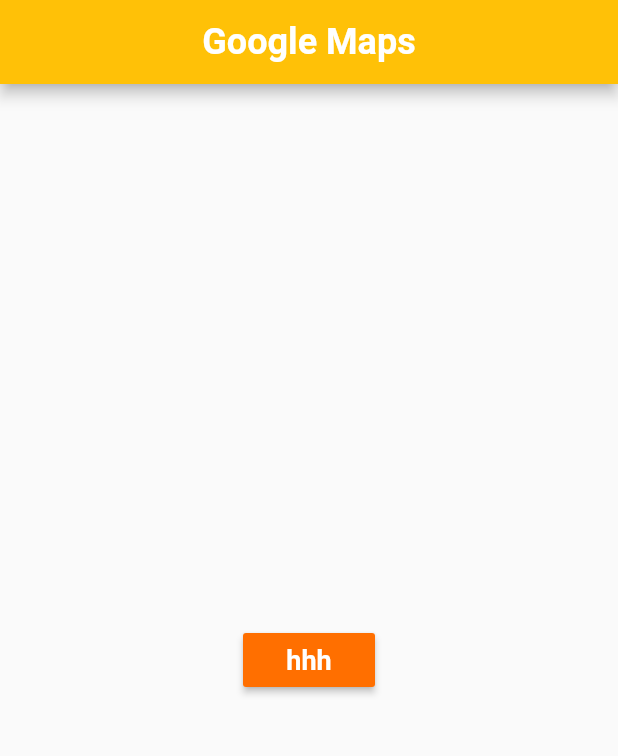
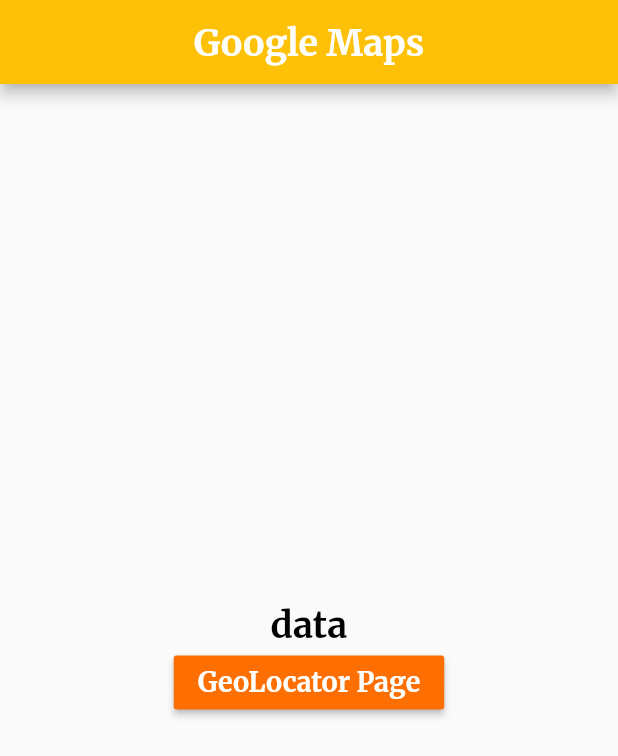
Before and after one commit to Hossamkarwya/myProject, a Flutter app: the screen it shows after launch, on a phone screen of 412 x 824 dp. Shown: the top 756 px of the screen. Run offline on Flutter 3.47's test engine with Material 2 defaults, Android fonts, the phone set to English and light mode, and no system bars; our stand-ins replace geolocator.

Commit message:
insert fonts,Awesome,updata geolocator page

```diff
--- a/map_test/lib/homePage.dart
+++ b/map_test/lib/homePage.dart
@@ -11,6 +11,8 @@ class HomePage extends StatefulWidget {
 }
 
 class _HomePageState extends State<HomePage> {
+
+
   @override
   Widget build(BuildContext context) {
     return  Scaffold(
@@ -20,10 +22,14 @@ class _HomePageState extends State<HomePage> {
           mainAxisAlignment: MainAxisAlignment.center,
           crossAxisAlignment: CrossAxisAlignment.center,
           children: [
+            Text('data',
+            style: Theme.of(context).textTheme.bodyText1,
+            ),
             MaterialButton(onPressed: () {
-
+              Navigator.of(context).pushNamed('/geolocator');
+            },
             // ignore: sort_child_properties_last
-            }, child: Text('hhh',
+            child: Text('GeoLocator Page',
             style: Theme.of(context).textTheme.button,
             ),
             color: Theme.of(context).buttonColor,
--- a/map_test/lib/main.dart
+++ b/map_test/lib/main.dart
@@ -1,6 +1,7 @@
 // ignore_for_file: prefer_const_constructors, duplicate_ignore, deprecated_member_use
 
 import 'package:flutter/material.dart';
+import 'package:map_test/geoLocator.dart';
 
 import 'homePage.dart';
 
@@ -18,17 +19,24 @@ class MyApp extends StatelessWidget {
       theme: ThemeData(
         // ignore: prefer_const_constructors
         appBarTheme: AppBarTheme(
-          titleTextStyle: TextStyle(color: Colors.white,fontSize: 24,fontWeight: FontWeight.bold),
+          titleTextStyle: TextStyle(color: Colors.white,fontSize: 24,fontWeight: FontWeight.bold,fontFamily: 'Merriweather'),
           centerTitle: true,
+          iconTheme: IconThemeData(color: Colors.white),
           ),
+          fontFamily: 'Merriweather',
       primarySwatch: Colors.amber,
       primaryColor: Colors.red,
       buttonColor: Colors.amber[900],
       textTheme: TextTheme(
         button: TextStyle(fontSize: 18,fontWeight: FontWeight.bold,color: Colors.white),
+        bodyText1: TextStyle(fontSize: 24,fontWeight: FontWeight.bold,color: Colors.black),
       ),
       ),
-      home: HomePage(),
+
+      routes: {
+        '/'   :(context) => HomePage(),
+        '/geolocator'   :(context) => GeoLocatorPage(),
+      },
     );
   }
 }
```
Also changed, not shown: map_test/pubspec.yaml (+5 -4 lines), 1 other file.
